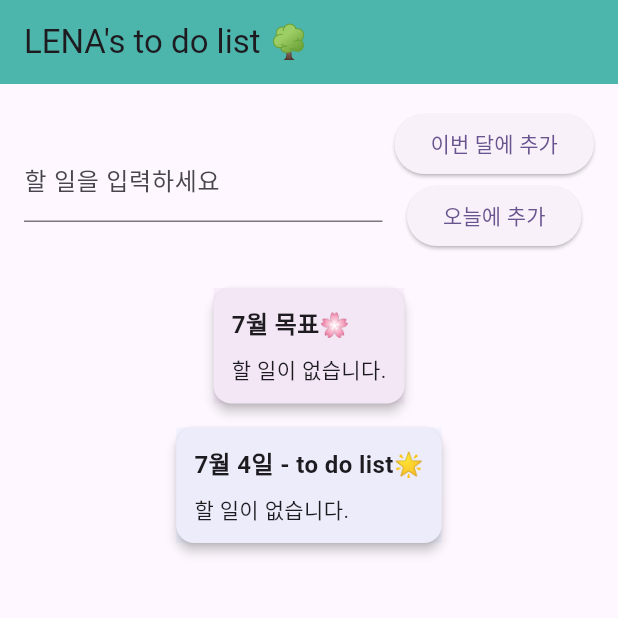
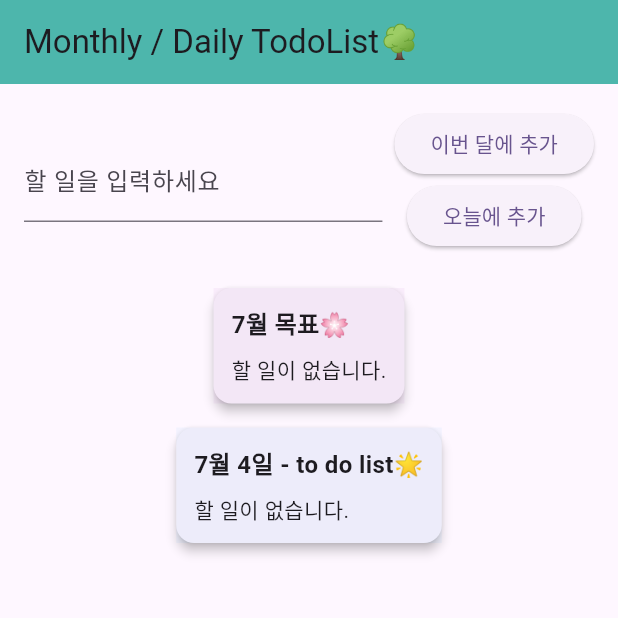
Before and after one commit to lenayoo/veryberries, a Flutter app: the screen it shows after launch, on a phone screen of 412 x 824 dp, the top half of it. Run offline on Flutter 3.47's test engine with Material 3 defaults, Android fonts, the phone set to English and light mode, and no system bars; our stand-ins replace flutter_secure_storage.

Commit message:
fix: add clear function after entering monthly todo

```diff
--- a/lib/main.dart
+++ b/lib/main.dart
@@ -68,6 +68,7 @@ class _TodoListPageState extends State<TodoListPage> {
     if (_controller.text.trim().isEmpty) return;
     setState(() {
       _monthlyTodos.add(TodoItem(text: _controller.text.trim()));
+      _controller.clear();
     });
   }
 
@@ -148,7 +149,7 @@ class _TodoListPageState extends State<TodoListPage> {
     return Scaffold(
       backgroundColor: Colors.tealAccent[300],
       appBar: AppBar(
-        title: const Text('LENA\'s to do list 🌳'),
+        title: const Text('Monthly / Daily TodoList🌳'),
         backgroundColor: Colors.teal[300],
       ),
       body: Padding(
```
